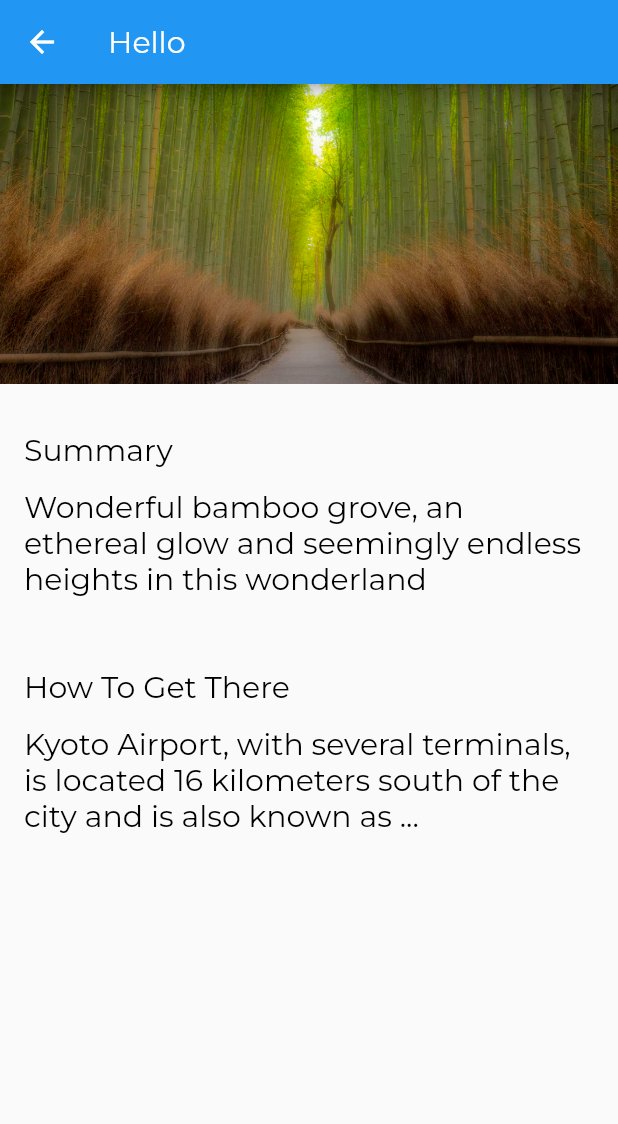
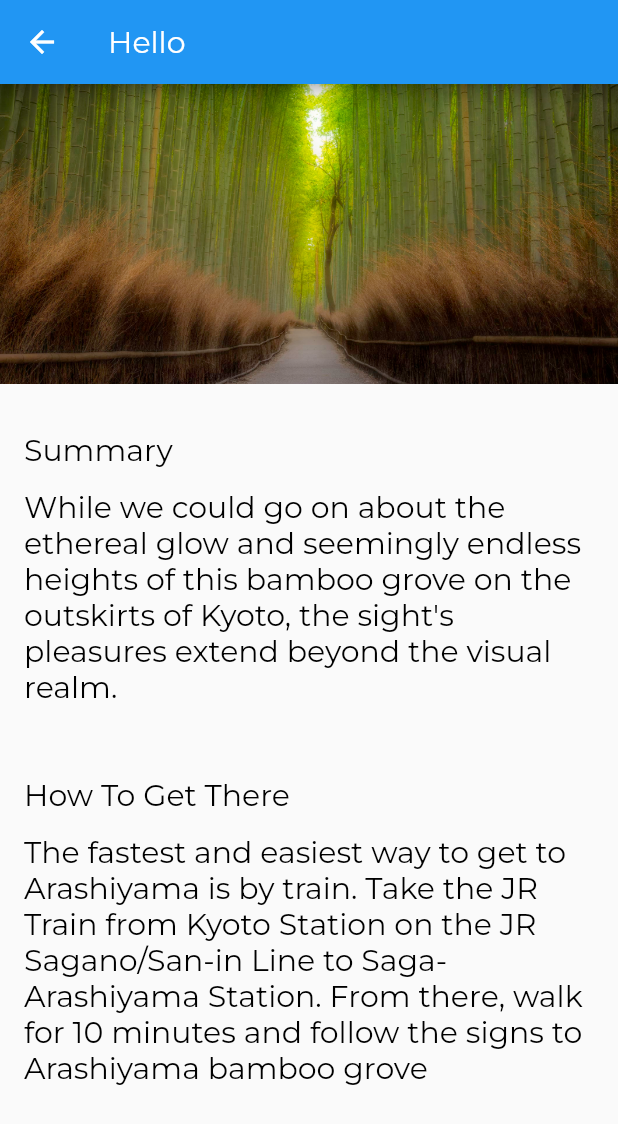
Before and after one commit to 4ndrelim/flutter_tutorial, a Flutter app: the screen it shows after launch, after a tap on "Arashiyama Bamboo Grove", on a phone screen of 412 x 824 dp. Shown: the top 1124 px of the screen. Run offline on Flutter 3.47's test engine with Material 2 defaults, Android fonts, the phone set to English and light mode, and no system bars.

Commit message:
Update location details for the displayed sites

```diff
--- a/lib/models/location.dart
+++ b/lib/models/location.dart
@@ -23,22 +23,22 @@ class Location {
     return [
       Location(1, 'Arashiyama Bamboo Grove', 'assets/images/Arashiyama.jpg', [
         LocationFact('Summary',
-            "Wonderful bamboo grove, an ethereal glow and seemingly endless heights in this wonderland"),
+            "While we could go on about the ethereal glow and seemingly endless heights of this bamboo grove on the outskirts of Kyoto, the sight\'s pleasures extend beyond the visual realm."),
         LocationFact('How To Get There',
-            'Kyoto Airport, with several terminals, is located 16 kilometers south of the city and is also known as ...'),
+            'The fastest and easiest way to get to Arashiyama is by train. Take the JR Train from Kyoto Station on the JR Sagano/San-in Line to Saga-Arashiyama Station. From there, walk for 10 minutes and follow the signs to Arashiyama bamboo grove'),
       ]),
       Location(
           2, 'Floating Shrine', 'assets/images/Miyajima_Floating_shrine.jpg', [
         LocationFact('Summary',
-            "Wonderful bamboo grove, an ethereal glow and seemingly endless heights in this wonderland"),
+            "The centuries-old, historical shrine and its torii gate are unique for being built over water, seemingly floating in the sea during high tide."),
         LocationFact('How To Get There',
-            'Kyoto Airport, with several terminals, is located 16 kilometers south of the city and is also known as ...'),
+            'From Miyajimaguchi Station, it is a short walk to the ferry pier, from where ferries depart frequently for Miyajima. Ferry rides take about 10 minutes and cost roughly 180 yen. Itsukushima Shrine is a ten minute walk, by following directions along the walkway from the Miyajima ferry pier.'),
       ]),
       Location(3, 'Hokkaido Blue Pond', 'assets/images/blue_pond.jpg', [
         LocationFact('Summary',
-            "Wonderful bamboo grove, an ethereal glow and seemingly endless heights in this wonderland"),
+            "The Shirogane Blue Pond in Hokkaido's Biei is a stunning sight that almost looks otherworldly with its unreal blue color. Depending on the weather and the season it can change from a milky light blue to a deep green-turquoise."),
         LocationFact('How To Get There',
-            'Kyoto Airport, with several terminals, is located 16 kilometers south of the city and is also known as ...'),
+            'Get on the Hokkaido Expressway at the Sapporo interchange (IC) and get off at Mikasa IC, then go pass Katsurazawa Dam and through Furano (about 150km).'),
       ]),
     ];
   }
--- a/lib/screens/locations/locations.dart
+++ b/lib/screens/locations/locations.dart
@@ -10,13 +10,10 @@ class Locations extends StatelessWidget {
       appBar: AppBar(
         title: Text('Locations'),
       ),
-      body: ListView(
-        children: locations
-            .map((location) => GestureDetector(
-                  child: Text(location.name),
-                  onTap: () => _onLocationTap(context, location.id),
-                ))
-            .toList(),
+      body: ListView.builder(
+        itemCount: locations.length,
+        itemBuilder: (context, index) =>
+            _itemBuilder(context, index, locations[index]),
       ),
     );
   }
@@ -25,4 +22,13 @@ class Locations extends StatelessWidget {
     Navigator.pushNamed(context, LocationDetailRoute,
         arguments: {"id": locationID});
   }
+
+  Widget _itemBuilder(BuildContext context, int index, Location location) {
+    return GestureDetector(
+      child: Container(
+        child: Text(location.name),
+      ),
+      onTap: () => _onLocationTap(context, location.id),
+    );
+  }
 }
```
